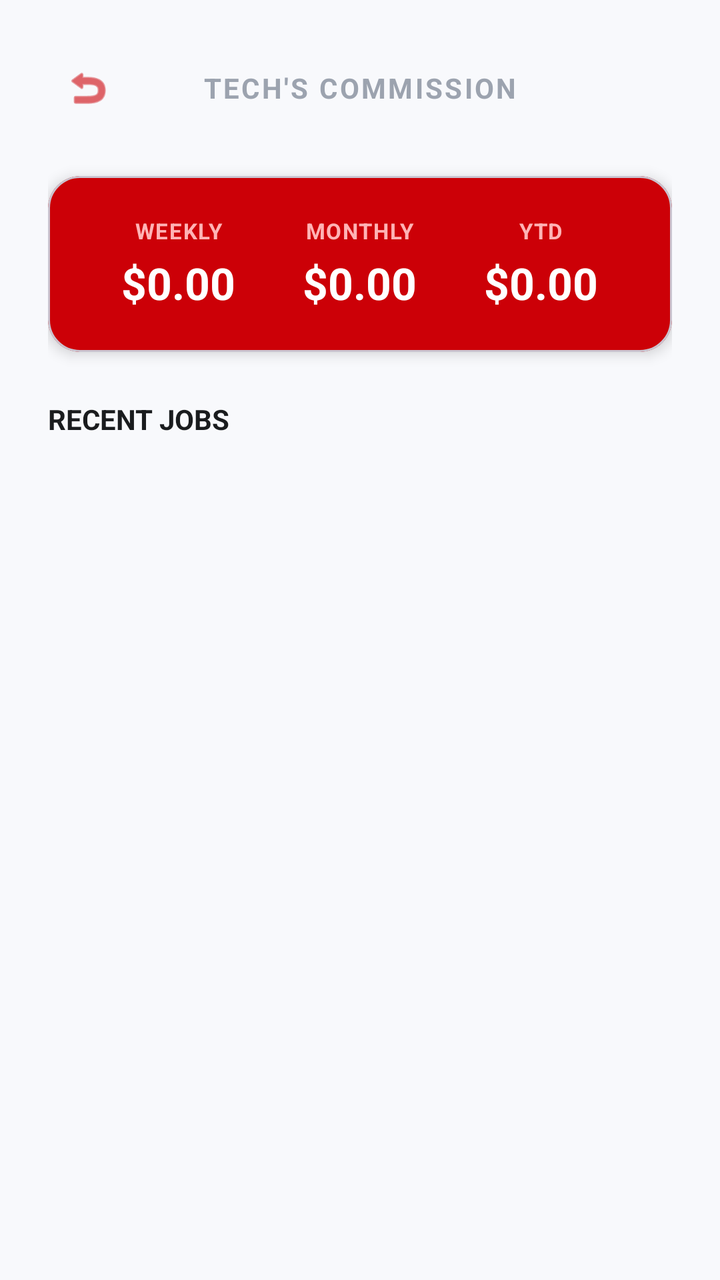
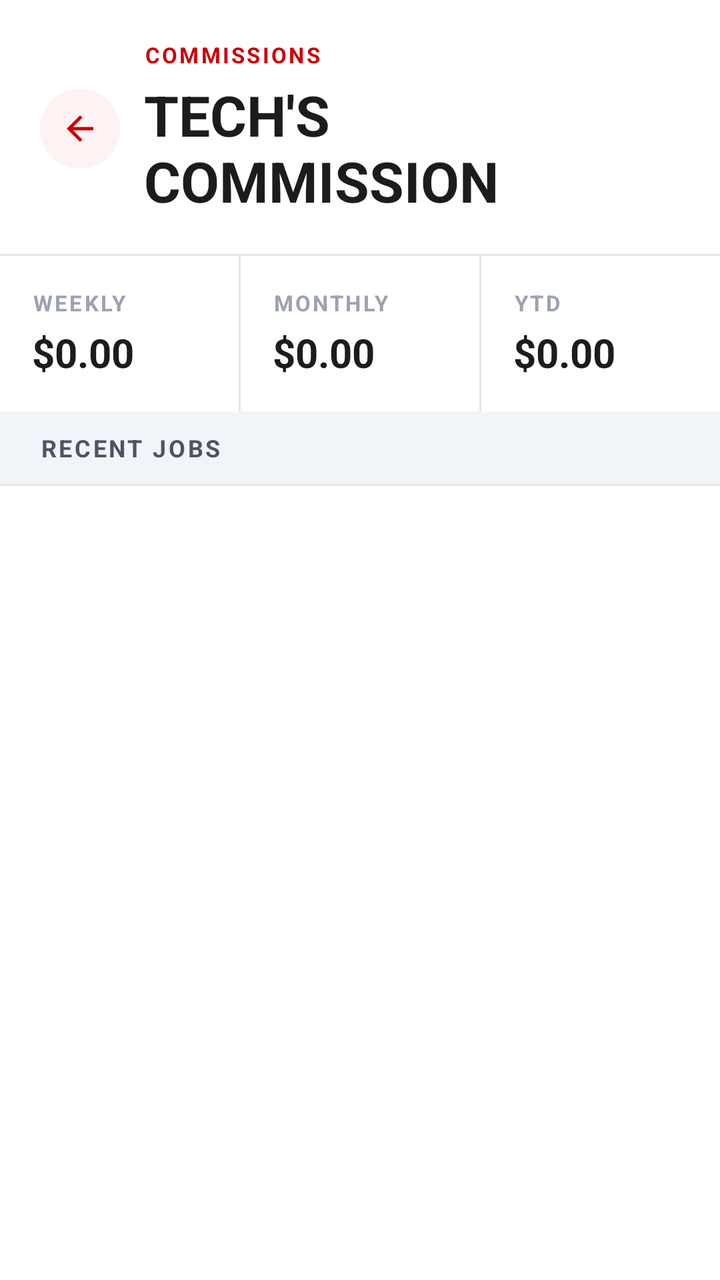

Screens rendered from an Android XML layout before and after an edit, with the pre-edit source and the edit as a unified diff.
<!-- AndroidManifest.xml: application theme Theme.EmployeePOS2 -->
<!-- res/layout/fragment_commission_history.xml -->
<?xml version="1.0" encoding="utf-8"?>
<LinearLayout xmlns:android="http://schemas.android.com/apk/res/android"
    xmlns:app="http://schemas.android.com/apk/res-auto"
    android:layout_width="match_parent"
    android:layout_height="match_parent"
    android:orientation="vertical"
    android:background="#F8F9FC"
    android:padding="24dp">

    <LinearLayout
        android:layout_width="match_parent"
        android:layout_height="wrap_content"
        android:orientation="horizontal"
        android:gravity="center_vertical"
        android:layout_marginBottom="24dp">

        <ImageView
            android:id="@+id/btnBack"
            android:layout_width="40dp"
            android:layout_height="40dp"
            android:padding="8dp"
            android:src="@android:drawable/ic_menu_revert"
            app:tint="#CC0007" />

        <TextView
            android:id="@+id/tvHistoryHeader"
            android:layout_width="0dp"
            android:layout_height="wrap_content"
            android:layout_weight="1"
            android:text="TECH'S COMMISSION"
            android:textSize="14sp"
            android:textStyle="bold"
            android:textColor="#9CA3AF"
            android:gravity="center"
            android:letterSpacing="0.08"
            android:textAllCaps="true"
            android:layout_marginEnd="40dp" />
    </LinearLayout>

    <com.google.android.material.card.MaterialCardView
        android:layout_width="match_parent"
        android:layout_height="wrap_content"
        app:cardBackgroundColor="#CC0007"
        app:cardCornerRadius="16dp"
        app:cardElevation="4dp"
        android:layout_marginBottom="24dp">

        <LinearLayout
            android:layout_width="match_parent"
            android:layout_height="wrap_content"
            android:orientation="horizontal"
            android:padding="20dp"
            android:baselineAligned="false">

            <LinearLayout
                android:layout_width="0dp"
                android:layout_height="wrap_content"
                android:layout_weight="1"
                android:orientation="vertical"
                android:gravity="center">
                <TextView
                    android:layout_width="wrap_content"
                    android:layout_height="wrap_content"
                    android:text="WEEKLY"
                    android:textColor="#FFB3B5"
                    android:textSize="11sp"
                    android:textStyle="bold"
                    android:letterSpacing="0.05" />
                <TextView
                    android:id="@+id/tvWeeklyPayout"
                    android:layout_width="wrap_content"
                    android:layout_height="wrap_content"
                    android:text="$0.00"
                    android:textColor="#FFFFFF"
                    android:textSize="22sp"
                    android:textStyle="bold"
                    android:layout_marginTop="4dp"/>
            </LinearLayout>

            <LinearLayout
                android:layout_width="0dp"
                android:layout_height="wrap_content"
                android:layout_weight="1"
                android:orientation="vertical"
                android:gravity="center">
                <TextView
                    android:layout_width="wrap_content"
                    android:layout_height="wrap_content"
                    android:text="MONTHLY"
                    android:textColor="#FFB3B5"
                    android:textSize="11sp"
                    android:textStyle="bold"
                    android:letterSpacing="0.05" />
                <TextView
                    android:id="@+id/tvMonthlyPayout"
                    android:layout_width="wrap_content"
                    android:layout_height="wrap_content"
                    android:text="$0.00"
                    android:textColor="#FFFFFF"
                    android:textSize="22sp"
                    android:textStyle="bold"
                    android:layout_marginTop="4dp"/>
            </LinearLayout>

            <LinearLayout
                android:layout_width="0dp"
                android:layout_height="wrap_content"
                android:layout_weight="1"
                android:orientation="vertical"
                android:gravity="center">
                <TextView
                    android:layout_width="wrap_content"
                    android:layout_height="wrap_content"
                    android:text="YTD"
                    android:textColor="#FFB3B5"
                    android:textSize="11sp"
                    android:textStyle="bold"
                    android:letterSpacing="0.05" />
                <TextView
                    android:id="@+id/tvYtdPayout"
                    android:layout_width="wrap_content"
                    android:layout_height="wrap_content"
                    android:text="$0.00"
                    android:textColor="#FFFFFF"
                    android:textSize="22sp"
                    android:textStyle="bold"
                    android:layout_marginTop="4dp"/>
            </LinearLayout>

        </LinearLayout>
    </com.google.android.material.card.MaterialCardView>

    <TextView
        android:layout_width="match_parent"
        android:layout_height="wrap_content"
        android:text="RECENT JOBS"
        android:textSize="14sp"
        android:textStyle="bold"
        android:textColor="#1A1C1E"
        android:layout_marginBottom="12dp" />

    <androidx.recyclerview.widget.RecyclerView
        android:id="@+id/rvHistoryList"
        android:layout_width="match_parent"
        android:layout_height="match_parent"
        android:clipToPadding="false"
        android:paddingBottom="80dp" />

</LinearLayout>
<!-- resources referenced by this layout -->
<resources>
  <style name="Theme.EmployeePOS2" parent="Base.Theme.EmployeePOS2" />
  <style name="Base.Theme.EmployeePOS2" parent="Theme.Material3.DayNight.NoActionBar">
          
          
      </style>
</resources>

<!-- the commit's change to res/layout/fragment_commission_history.xml (unified diff, before → after) -->
@@ -1,149 +1,195 @@
 <?xml version="1.0" encoding="utf-8"?>
 <LinearLayout xmlns:android="http://schemas.android.com/apk/res/android"
     xmlns:app="http://schemas.android.com/apk/res-auto"
+    xmlns:tools="http://schemas.android.com/tools"
     android:layout_width="match_parent"
     android:layout_height="match_parent"
-    android:orientation="vertical"
-    android:background="#F8F9FC"
-    android:padding="24dp">
-
-    <LinearLayout
-        android:layout_width="match_parent"
-        android:layout_height="wrap_content"
-        android:orientation="horizontal"
-        android:gravity="center_vertical"
-        android:layout_marginBottom="24dp">
-
-        <ImageView
-            android:id="@+id/btnBack"
-            android:layout_width="40dp"
-            android:layout_height="40dp"
-            android:padding="8dp"
-            android:src="@android:drawable/ic_menu_revert"
-            app:tint="#CC0007" />
-
-        <TextView
-            android:id="@+id/tvHistoryHeader"
-            android:layout_width="0dp"
-            android:layout_height="wrap_content"
-            android:layout_weight="1"
-            android:text="TECH'S COMMISSION"
-            android:textSize="14sp"
-            android:textStyle="bold"
-            android:textColor="#9CA3AF"
-            android:gravity="center"
-            android:letterSpacing="0.08"
-            android:textAllCaps="true"
-            android:layout_marginEnd="40dp" />
-    </LinearLayout>
-
-    <com.google.android.material.card.MaterialCardView
-        android:layout_width="match_parent"
-        android:layout_height="wrap_content"
-        app:cardBackgroundColor="#CC0007"
-        app:cardCornerRadius="16dp"
-        app:cardElevation="4dp"
-        android:layout_marginBottom="24dp">
+    android:background="#FFFFFF"
+    android:orientation="vertical">
 
         <LinearLayout
             android:layout_width="match_parent"
             android:layout_height="wrap_content"
+            android:gravity="center_vertical"
             android:orientation="horizontal"
-            android:padding="20dp"
-            android:baselineAligned="false">
+            android:paddingHorizontal="20dp"
+            android:paddingTop="20dp"
+            android:paddingBottom="18dp">
+
+            <FrameLayout
+                android:id="@+id/btnBack"
+                android:layout_width="40dp"
+                android:layout_height="40dp"
+                android:layout_marginEnd="12dp"
+                android:background="@drawable/bg_icon_red_soft"
+                android:clickable="true"
+                android:focusable="true">
+
+                <ImageView
+                    android:layout_width="20dp"
+                    android:layout_height="20dp"
+                    android:layout_gravity="center"
+                    android:contentDescription="Back"
+                    android:src="@drawable/ic_arrow_back"
+                    app:tint="#CC0007" />
+            </FrameLayout>
+
+            <LinearLayout
+                android:layout_width="0dp"
+                android:layout_height="wrap_content"
+                android:layout_weight="1"
+                android:orientation="vertical">
+
+                <TextView
+                    android:layout_width="wrap_content"
+                    android:layout_height="wrap_content"
+                    android:letterSpacing="0.1"
+                    android:text="COMMISSIONS"
+                    android:textColor="#CC0007"
+                    android:textSize="11sp"
+                    android:textStyle="bold" />
+
+                <TextView
+                android:id="@+id/tvHistoryHeader"
+                    android:layout_width="match_parent"
+                    android:layout_height="wrap_content"
+                    android:layout_marginTop="4dp"
+                    android:text="TECH'S COMMISSION"
+                    android:textColor="#1A1C1E"
+                    android:textSize="28sp"
+                    android:textStyle="bold" />
+            </LinearLayout>
+        </LinearLayout>
+
+        <View
+            android:layout_width="match_parent"
+            android:layout_height="1dp"
+            android:background="#E5E7EB" />
+
+        <LinearLayout
+            android:layout_width="match_parent"
+            android:layout_height="wrap_content"
+            android:baselineAligned="false"
+            android:orientation="horizontal">
 
             <LinearLayout
                 android:layout_width="0dp"
                 android:layout_height="wrap_content"
                 android:layout_weight="1"
                 android:orientation="vertical"
-                android:gravity="center">
+                android:paddingHorizontal="16dp"
+                android:paddingVertical="16dp">
+
                 <TextView
                     android:layout_width="wrap_content"
                     android:layout_height="wrap_content"
+                    android:letterSpacing="0.1"
                     android:text="WEEKLY"
-                    android:textColor="#FFB3B5"
+                    android:textColor="#9CA3AF"
                     android:textSize="11sp"
-                    android:textStyle="bold"
-                    android:letterSpacing="0.05" />
+                    android:textStyle="bold" />
+
                 <TextView
                     android:id="@+id/tvWeeklyPayout"
                     android:layout_width="wrap_content"
                     android:layout_height="wrap_content"
+                    android:layout_marginTop="4dp"
                     android:text="$0.00"
-                    android:textColor="#FFFFFF"
-                    android:textSize="22sp"
-                    android:textStyle="bold"
-                    android:layout_marginTop="4dp"/>
+                    android:textColor="#1A1C1E"
+                    android:textSize="20sp"
+                    android:textStyle="bold" />
             </LinearLayout>
+
+            <View
+                android:layout_width="1dp"
+                android:layout_height="match_parent"
+                android:background="#E5E7EB" />
 
             <LinearLayout
                 android:layout_width="0dp"
                 android:layout_height="wrap_content"
                 android:layout_weight="1"
                 android:orientation="vertical"
-                android:gravity="center">
+                android:paddingHorizontal="16dp"
+                android:paddingVertical="16dp">
+
                 <TextView
                     android:layout_width="wrap_content"
                     android:layout_height="wrap_content"
+                    android:letterSpacing="0.1"
                     android:text="MONTHLY"
-                    android:textColor="#FFB3B5"
+                    android:textColor="#9CA3AF"
                     android:textSize="11sp"
-                    android:textStyle="bold"
-                    android:letterSpacing="0.05" />
+                    android:textStyle="bold" />
+
                 <TextView
                     android:id="@+id/tvMonthlyPayout"
                     android:layout_width="wrap_content"
                     android:layout_height="wrap_content"
+                    android:layout_marginTop="4dp"
                     android:text="$0.00"
-                    android:textColor="#FFFFFF"
-                    android:textSize="22sp"
-                    android:textStyle="bold"
-                    android:layout_marginTop="4dp"/>
+                    android:textColor="#1A1C1E"
+                    android:textSize="20sp"
+                    android:textStyle="bold" />
             </LinearLayout>
+
+            <View
+                android:layout_width="1dp"
+                android:layout_height="match_parent"
+                android:background="#E5E7EB" />
 
             <LinearLayout
                 android:layout_width="0dp"
                 android:layout_height="wrap_content"
                 android:layout_weight="1"
                 android:orientation="vertical"
-                android:gravity="center">
+                android:paddingHorizontal="16dp"
+                android:paddingVertical="16dp">
+
                 <TextView
                     android:layout_width="wrap_content"
                     android:layout_height="wrap_content"
+                    android:letterSpacing="0.1"
                     android:text="YTD"
-                    android:textColor="#FFB3B5"
+                    android:textColor="#9CA3AF"
                     android:textSize="11sp"
-                    android:textStyle="bold"
-                    android:letterSpacing="0.05" />
+                    android:textStyle="bold" />
+
                 <TextView
                     android:id="@+id/tvYtdPayout"
                     android:layout_width="wrap_content"
                     android:layout_height="wrap_content"
+                    android:layout_marginTop="4dp"
                     android:text="$0.00"
-                    android:textColor="#FFFFFF"
-                    android:textSize="22sp"
-                    android:textStyle="bold"
-                    android:layout_marginTop="4dp"/>
+                    android:textColor="#1A1C1E"
+                    android:textSize="20sp"
+                    android:textStyle="bold" />
             </LinearLayout>
 
         </LinearLayout>
-    </com.google.android.material.card.MaterialCardView>
 
-    <TextView
-        android:layout_width="match_parent"
-        android:layout_height="wrap_content"
-        android:text="RECENT JOBS"
-        android:textSize="14sp"
-        android:textStyle="bold"
-        android:textColor="#1A1C1E"
-        android:layout_marginBottom="12dp" />
+        <TextView
+            android:layout_width="match_parent"
+            android:layout_height="wrap_content"
+            android:background="#F1F5F9"
+            android:letterSpacing="0.1"
+            android:paddingHorizontal="20dp"
+            android:paddingVertical="10dp"
+            android:text="RECENT JOBS"
+            android:textColor="#4B5563"
+            android:textSize="12sp"
+            android:textStyle="bold" />
 
-    <androidx.recyclerview.widget.RecyclerView
-        android:id="@+id/rvHistoryList"
-        android:layout_width="match_parent"
-        android:layout_height="match_parent"
-        android:clipToPadding="false"
-        android:paddingBottom="80dp" />
+        <View
+            android:layout_width="match_parent"
+            android:layout_height="1dp"
+            android:background="#E5E7EB" />
+
+        <androidx.recyclerview.widget.RecyclerView
+            android:id="@+id/rvHistoryList"
+            android:layout_width="match_parent"
+            android:layout_height="match_parent"
+            android:clipToPadding="false"
+            android:paddingBottom="80dp" />
 
 </LinearLayout>
<!-- resource entries referenced after the edit -->
@@ -1,9 +1,28 @@
 <!-- resources referenced by this layout -->
 <resources>
+  <!-- drawable bg_icon_red_soft (drawable) -->
+  <?xml version="1.0" encoding="utf-8"?>
+  <shape xmlns:android="http://schemas.android.com/apk/res/android" android:shape="oval">
+      <solid android:color="#FEF2F2" />
+  </shape>
+  <!-- drawable ic_arrow_back (drawable) -->
+  <vector xmlns:android="http://schemas.android.com/apk/res/android" android:autoMirrored="true" android:height="24dp" android:tint="#000000" android:viewportHeight="24" android:viewportWidth="24" android:width="24dp">
+        
+      <path android:fillColor="@android:color/white" android:pathData="M20,11H7.83l5.59,-5.59L12,4l-8,8 8,8 1.41,-1.41L7.83,13H20v-2z"/>
+      
+  </vector>
   <style name="Theme.EmployeePOS2" parent="Base.Theme.EmployeePOS2" />
   <style name="Base.Theme.EmployeePOS2" parent="Theme.Material3.DayNight.NoActionBar">
           
-          
+          <item name="colorPrimary">#CC0007</item>
+          <item name="colorOnPrimary">#FFFFFF</item>
+          <item name="colorPrimaryContainer">#FEE2E2</item>
+          <item name="colorOnPrimaryContainer">#CC0007</item>
+          <item name="colorSecondary">#CC0007</item>
+          <item name="colorSecondaryContainer">#FEE2E2</item>
+          <item name="colorOnSecondaryContainer">#CC0007</item>
+          <item name="colorSurface">#FFFFFF</item>
+          <item name="android:windowBackground">#FFFFFF</item>
       </style>
 </resources>
 
